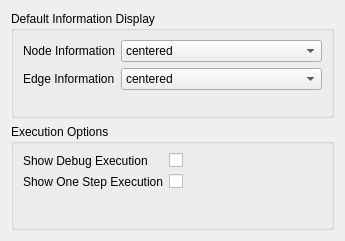
This is App/Interface/ConfigureDefaultProperties.ui in KDE/rocs as Qt 5 draws it before an edit. The edited form follows.
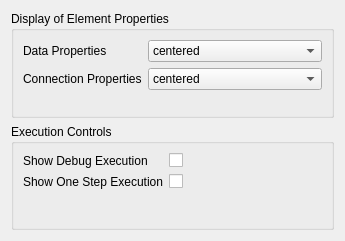
This is the edited form. Custom widgets are drawn as their Qt base class.

Commit message:
Change labels in Rocs settings dialog.
This adapts language to the rest of the program.

Patch:
```diff
--- a/App/Interface/ConfigureDefaultProperties.ui
+++ b/App/Interface/ConfigureDefaultProperties.ui
@@ -14,7 +14,7 @@
    <item>
     <widget class="QGroupBox" name="groupBox">
      <property name="title">
-      <string>Default Information Display</string>
+      <string>Display of Element Properties</string>
      </property>
      <layout class="QFormLayout" name="formLayout_3">
       <property name="fieldGrowthPolicy">
@@ -23,7 +23,7 @@
       <item row="0" column="0">
        <widget class="QLabel" name="nodeInformationLabel">
         <property name="text">
-         <string>Node Information</string>
+         <string>Data Properties</string>
         </property>
        </widget>
       </item>
@@ -49,7 +49,7 @@
       <item row="1" column="0">
        <widget class="QLabel" name="edgeInformationLabel">
         <property name="text">
-         <string>Edge Information</string>
+         <string>Connection Properties</string>
         </property>
        </widget>
       </item>
@@ -78,7 +78,7 @@
    <item>
     <widget class="QGroupBox" name="groupBox_2">
      <property name="title">
-      <string>Execution Options</string>
+      <string>Execution Controls</string>
      </property>
      <layout class="QFormLayout" name="formLayout_4">
       <property name="fieldGrowthPolicy">
```
